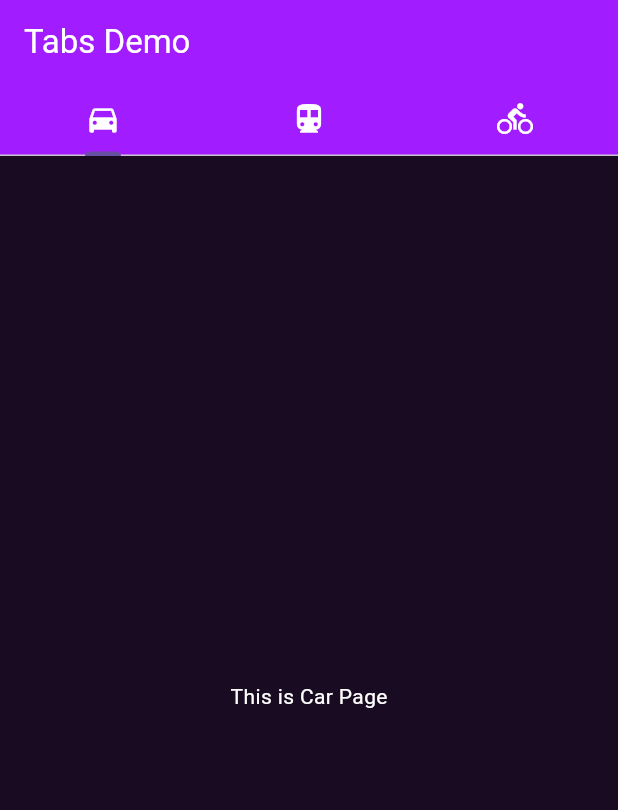
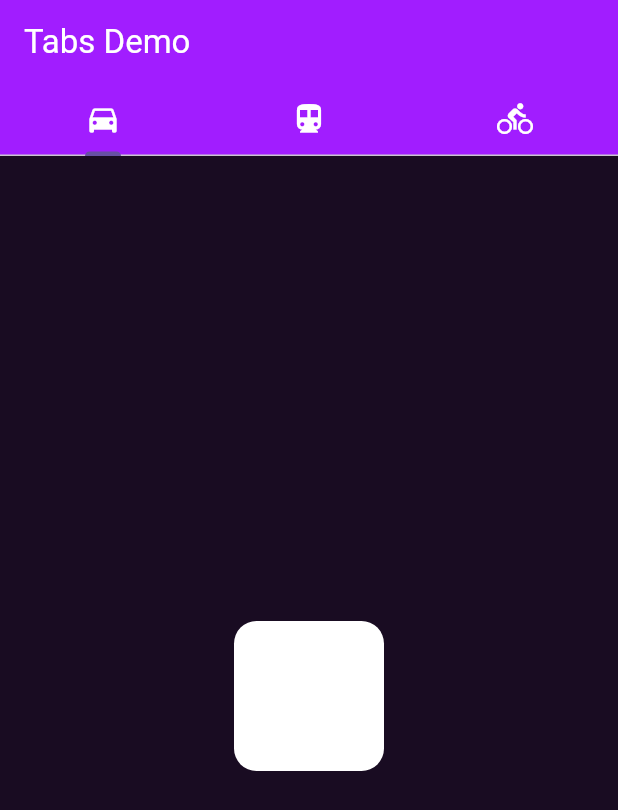
Before and after one commit to Yuslash/JourneyOfLevel-2, a Flutter app: the screen it shows after launch, on a phone screen of 412 x 824 dp. Shown: the top 810 px of the screen. Run offline on Flutter 3.47's test engine with Material 3 defaults, Android fonts, the phone set to English and light mode, and no system bars.

Commit message:
Changed text to sized box

```diff
--- a/Own Field/project/lib/main.dart
+++ b/Own Field/project/lib/main.dart
@@ -47,23 +47,14 @@ class MyApp extends StatelessWidget {
             body: const TabBarView(
               children: [
                 Center(
-                  child: Text(
-                    "This is Car Page",
-                    style: TextStyle(color: Colors.white),
+                  child: SizedBox(
+                    width: 100,
+                    height: 100,
+                    child: DecoratedBox(decoration: BoxDecoration(color: Colors.white, borderRadius: BorderRadius.all(Radius.circular(15)),),),
                   ),
                 ),
-                Center(
-                  child: Text(
-                    "This is Train Page",
-                    style: TextStyle(color: Colors.white),
-                  ),
-                ),
-                Center(
-                  child: Text(
-                    "This is Bike Page",
-                    style: TextStyle(color: Colors.white),
-                  ),
-                ),
+                Center(child: SizedBox(width: 100, height: 100, child: DecoratedBox(decoration: BoxDecoration(color: Colors.amber, borderRadius: BorderRadius.all(Radius.circular(15),),),),),),
+                Center(child: SizedBox(width: 100,height: 100, child: DecoratedBox(decoration: BoxDecoration(color: Colors.cyan, borderRadius: BorderRadius.all(Radius.circular(15),),),),),)
               ],
             )),
       ),
```
